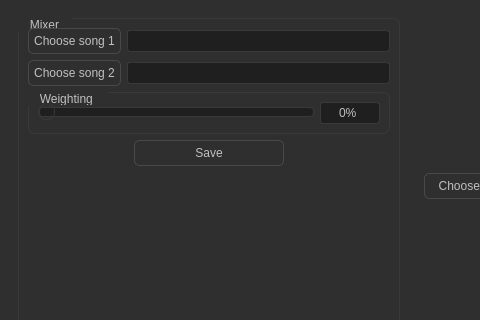
The window that main_window.ui (MohamedHisham20/DSP_FingerPrint) describes before a commit, drawn with Qt 5; both pictures show x 0 to 480 and y 0 to 320 of the 947 by 600 pixel window.
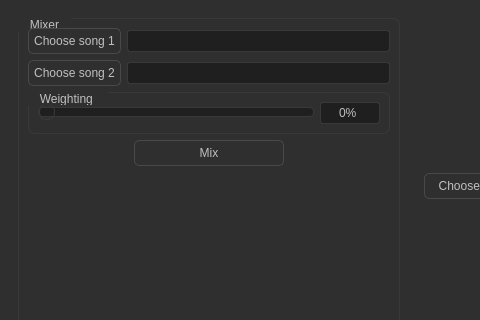
The same window after the commit. Icons and pictures are not drawn.

Diff of the .ui file:
```diff
--- a/main_window.ui
+++ b/main_window.ui
@@ -946,7 +946,7 @@
                </size>
               </property>
               <property name="text">
-               <string>Save</string>
+               <string>Mix</string>
               </property>
              </widget>
             </item>
```
